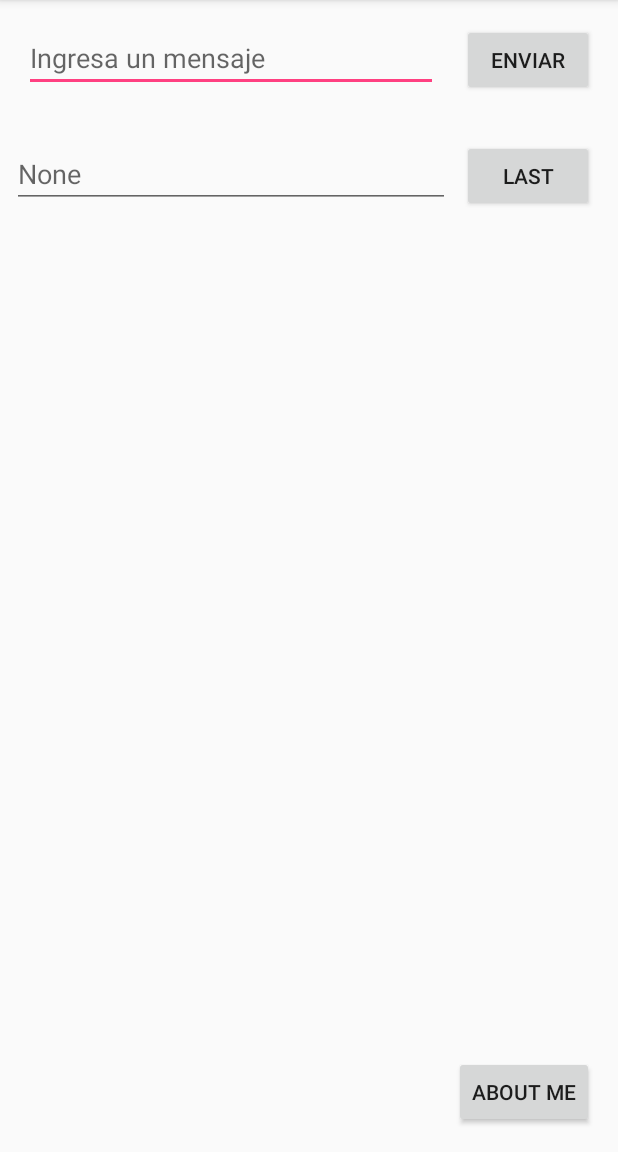
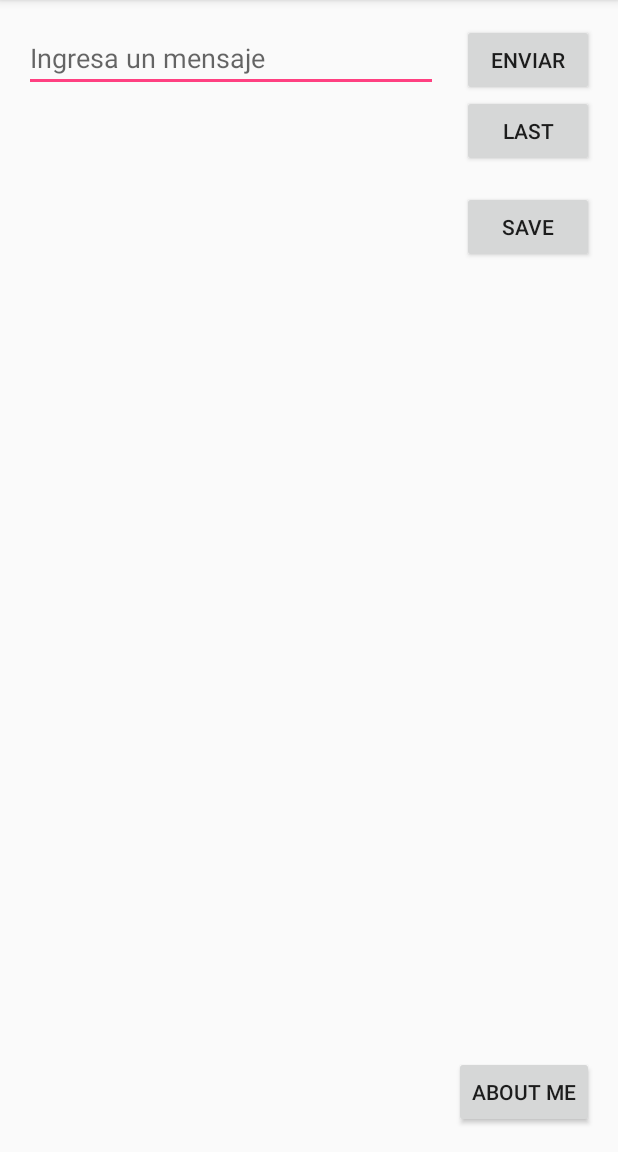
Before and after one commit to jairovera17/android-2017-B, an Android app: the screen it shows after launch (MainActivity), on a phone screen of 412 x 824 dp, the part 84-1236 px from its top. Run offline under Robolectric (Android 15) with nearby library versions, the phone set to English and light mode, and no system bars.

Commit message:
fin de practica

```diff
--- a/android/app/src/main/AndroidManifest.xml
+++ b/android/app/src/main/AndroidManifest.xml
@@ -23,7 +23,8 @@
                 android:name="android.support.PARENT_ACTIVITY"
                 android:value=".MainActivity" />
         </activity>
-        <activity android:name=".DisplayImageActivity"></activity>
+        <activity android:name=".DisplayImageActivity" />
+        <activity android:name=".LoadKeyValue"></activity>
     </application>
 
 </manifest>
--- a/android/app/src/main/res/layout/activity_main.xml
+++ b/android/app/src/main/res/layout/activity_main.xml
@@ -43,28 +43,36 @@
         app:layout_constraintBottom_toBottomOf="parent"
         app:layout_constraintRight_toRightOf="parent" />
 
-    <EditText
-        android:id="@+id/editText2"
-        android:layout_width="0dp"
-        android:layout_height="45dp"
-        android:layout_marginEnd="8dp"
-        android:layout_marginStart="8dp"
-        android:layout_marginTop="32dp"
-        android:ems="10"
-        android:hint="@string/last_value"
-        android:inputType="textPersonName"
-        app:layout_constraintEnd_toStartOf="@+id/button6"
-        app:layout_constraintStart_toStartOf="parent"
-        app:layout_constraintTop_toBottomOf="@+id/editText" />
-
     <Button
         android:id="@+id/button6"
         android:layout_width="wrap_content"
         android:layout_height="wrap_content"
         android:layout_marginRight="16dp"
         android:onClick="lastValue"
-        android:text="@string/button_last_value"
-        app:layout_constraintBaseline_toBaselineOf="@+id/editText2"
+        android:text="Last"
+        app:layout_constraintBaseline_toBaselineOf="@+id/textView3"
         app:layout_constraintRight_toRightOf="parent" />
 
+    <TextView
+        android:id="@+id/textView3"
+        android:layout_width="0dp"
+        android:layout_height="23dp"
+        android:layout_marginEnd="16dp"
+        android:layout_marginStart="16dp"
+        android:layout_marginTop="16dp"
+        app:layout_constraintEnd_toStartOf="@+id/button6"
+        app:layout_constraintStart_toStartOf="parent"
+        app:layout_constraintTop_toBottomOf="@+id/editText" />
+
+    <Button
+        android:id="@+id/button7"
+        android:layout_width="wrap_content"
+        android:layout_height="wrap_content"
+        android:layout_marginRight="16dp"
+        android:layout_marginTop="16dp"
+        android:onClick="saveKeyValue"
+        android:text="@string/buton_save"
+        app:layout_constraintRight_toRightOf="parent"
+        app:layout_constraintTop_toBottomOf="@+id/button6" />
+
 </android.support.constraint.ConstraintLayout>
--- a/android/app/src/main/res/values/strings.xml
+++ b/android/app/src/main/res/values/strings.xml
@@ -3,5 +3,8 @@
     <string name="edit_message">Ingresa un mensaje</string>
     <string name="button_send">Enviar</string>
     <string name="button_last_value">Last</string>
-    <string name="last_value">None</string>
+    <string name="lastvalue">None</string>
+    <string name="buton_save">Save</string>
+    <string name="button_load">El ultimo registro es ...</string>
+    <string name="preference_file_key">com.epn.jairo.PREFERENCE_FILE_KEY</string>
 </resources>
```
Also changed, not shown: android/app/src/main/java/com/epn/jairo/jairodev/LoadKeyValue.java (added, +28 -0 lines), android/app/src/main/java/com/epn/jairo/jairodev/MainActivity.java (+20 -3 lines), android/app/src/main/res/layout/activity_load_key_value.xml (added, +34 -0 lines).
